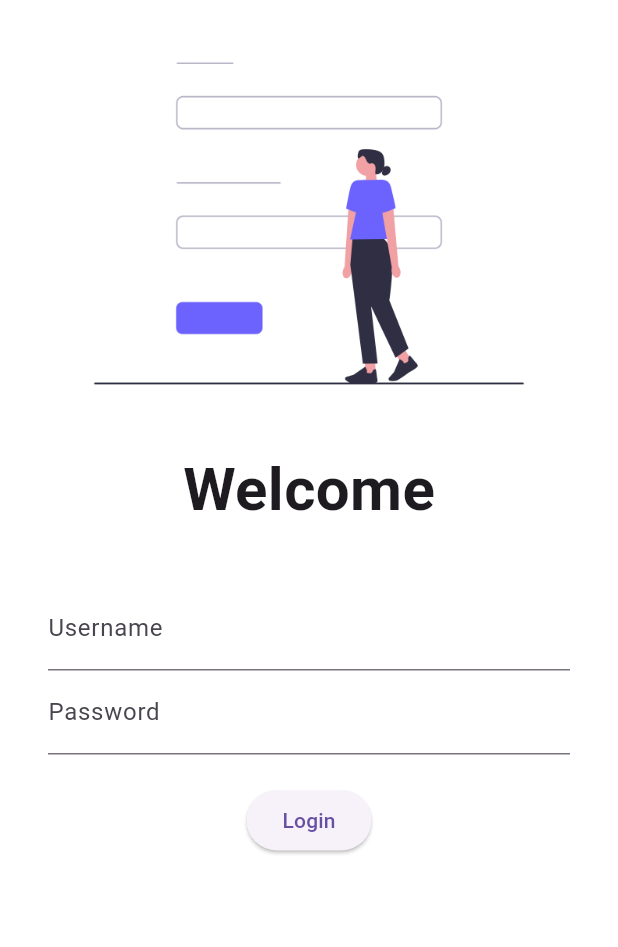
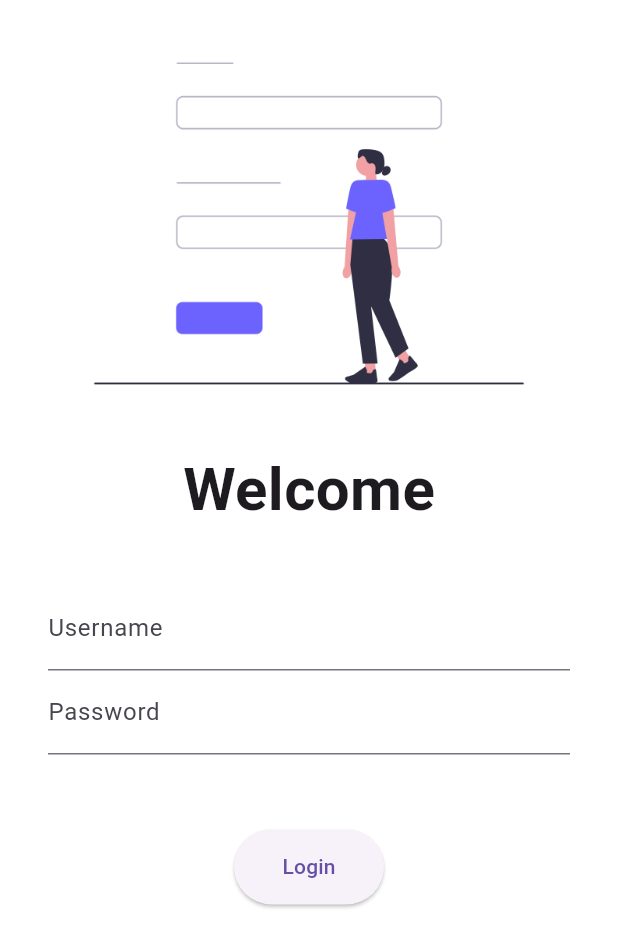
Before and after one commit to plakshay/Catalog-App, a Flutter app: the screen it shows after launch, on a phone screen of 412 x 824 dp. Shown: the top 947 px of the screen. Run offline on Flutter 3.47's test engine with Material 3 defaults, Android fonts, the phone set to English and light mode, and no system bars.

Commit message:
day 5 completed

```diff
--- a/lib/main.dart
+++ b/lib/main.dart
@@ -1,5 +1,6 @@
 import 'package:flutter/material.dart';
 import 'package:target10days/screens/home_page.dart';
+import 'package:target10days/utils/routes.dart';
 
 import 'screens/login_page.dart';
 
@@ -23,8 +24,8 @@ class MyApp extends StatelessWidget {
         ),
         routes:  {
           "/":(context)=>LoginPage(),
-          "/home" :(context)=>HomePage(),
-          "/login":(context) => LoginPage(),
+          MyRoutes.homeroute :(context)=>HomePage(),
+          MyRoutes.loginroute:(context) => LoginPage(),
         },
       );
   }
--- a/lib/screens/login_page.dart
+++ b/lib/screens/login_page.dart
@@ -1,5 +1,5 @@
 import 'package:flutter/material.dart';
-
+import 'package:target10days/utils/routes.dart';
 class LoginPage extends StatelessWidget {
   const LoginPage({super.key});
 
@@ -7,7 +7,8 @@ class LoginPage extends StatelessWidget {
   Widget build(BuildContext context) {
     return Material(
       color: Colors.white,
-      child : Column(
+      child : SingleChildScrollView(
+        child: Column(
           children: [
             Image.asset("assets/images/login.png"),
             Text(
@@ -38,21 +39,21 @@ class LoginPage extends StatelessWidget {
                     ),
                   ),
                   SizedBox(
-                  height: 20,
+                    height: 50,
                   ),
                   ElevatedButton(
-                  // style: ButtonStyle(
+                    child: Text("Login"),
+                    style: TextButton.styleFrom(minimumSize: Size(100, 50)),
+                    onPressed: () {
+                      Navigator.pushNamed(context, MyRoutes.homeroute);
+                    },
 
-                  // ),
-                  onPressed: () {
-                    print("login button");
-                  },
-                child: Text("Login"),
                   )
                 ],
               ),
             ),
           ],
+        ),
       )
     );
   }
--- /dev/null
+++ b/lib/utils/routes.dart
@@ -0,0 +1,4 @@
+class MyRoutes{
+  static String loginroute ="/login";
+  static String homeroute="/home";
+}
```
Lines whose indentation alone changed are shown as unchanged.
